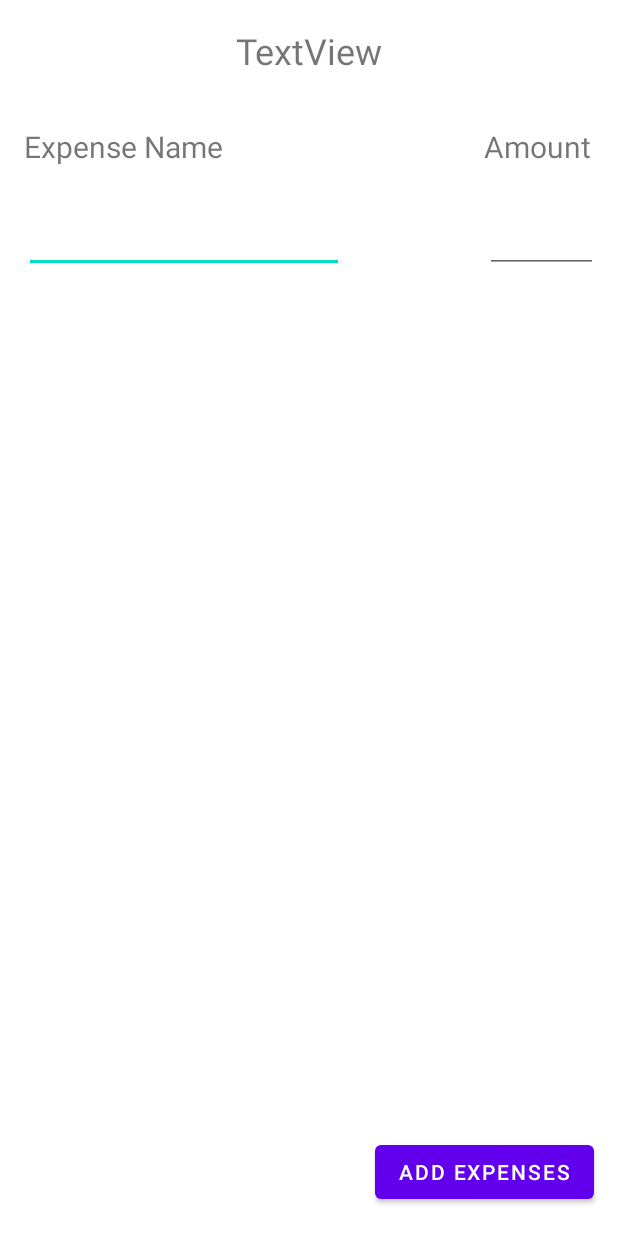
After one commit to SaintF17/Stacks, an Android app: the layout activity_input.xml on its own in the app's theme, with its tools: preview values and no code run, on a phone screen of 412 x 824 dp. The commit adds this screen. Run offline under Robolectric (Android 15) with nearby library versions, the phone set to English and light mode, and no system bars.

Commit message:
Basic manual input added.

```diff
--- /dev/null
+++ b/app/src/main/res/layout/activity_input.xml
@@ -0,0 +1,82 @@
+<?xml version="1.0" encoding="utf-8"?>
+<androidx.constraintlayout.widget.ConstraintLayout xmlns:android="http://schemas.android.com/apk/res/android"
+    xmlns:app="http://schemas.android.com/apk/res-auto"
+    xmlns:tools="http://schemas.android.com/tools"
+    android:layout_width="match_parent"
+    android:layout_height="match_parent"
+    tools:context=".InputActivity">
+
+    <Button
+        android:id="@+id/add_expenses"
+        android:layout_width="wrap_content"
+        android:layout_height="wrap_content"
+        android:text="@string/add_expenses"
+        app:layout_constraintBottom_toBottomOf="parent"
+        app:layout_constraintEnd_toEndOf="parent"
+        app:layout_constraintHorizontal_bias="0.939"
+        app:layout_constraintStart_toStartOf="parent"
+        app:layout_constraintTop_toTopOf="parent"
+        app:layout_constraintVertical_bias="0.976" />
+
+    <TextView
+        android:id="@+id/textView3"
+        android:layout_width="152dp"
+        android:layout_height="26dp"
+        android:layout_marginStart="16dp"
+        android:layout_marginTop="84dp"
+        android:text="Expense Name"
+        android:textSize="20sp"
+        app:layout_constraintStart_toStartOf="parent"
+        app:layout_constraintTop_toTopOf="parent" />
+
+    <TextView
+        android:id="@+id/textView4"
+        android:layout_width="75dp"
+        android:layout_height="26dp"
+        android:layout_marginTop="84dp"
+        android:text="Amount"
+        android:textSize="20sp"
+        app:layout_constraintEnd_toEndOf="parent"
+        app:layout_constraintHorizontal_bias="0.916"
+        app:layout_constraintStart_toEndOf="@+id/textView3"
+        app:layout_constraintTop_toTopOf="parent" />
+
+    <EditText
+        android:id="@+id/input_item_name"
+        android:layout_width="wrap_content"
+        android:layout_height="wrap_content"
+        android:layout_marginStart="16dp"
+        android:layout_marginTop="24dp"
+        android:ems="10"
+        android:inputType="textPersonName"
+        android:minHeight="48dp"
+        app:layout_constraintStart_toStartOf="parent"
+        app:layout_constraintTop_toBottomOf="@+id/textView3" />
+
+    <EditText
+        android:id="@+id/input_item_amount"
+        android:layout_width="75dp"
+        android:layout_height="48dp"
+        android:layout_marginTop="24dp"
+        android:ems="10"
+        android:inputType="numberDecimal"
+        app:layout_constraintEnd_toEndOf="parent"
+        app:layout_constraintHorizontal_bias="0.873"
+        app:layout_constraintStart_toEndOf="@+id/input_item_name"
+        app:layout_constraintTop_toBottomOf="@+id/textView4" />
+
+    <TextView
+        android:id="@+id/textView5"
+        android:layout_width="381dp"
+        android:layout_height="34dp"
+        android:text="TextView"
+        android:textAlignment="center"
+        android:textSize="24sp"
+        app:layout_constraintBottom_toBottomOf="parent"
+        app:layout_constraintEnd_toEndOf="parent"
+        app:layout_constraintHorizontal_bias="0.498"
+        app:layout_constraintStart_toStartOf="parent"
+        app:layout_constraintTop_toTopOf="parent"
+        app:layout_constraintVertical_bias="0.022" />
+
+</androidx.constraintlayout.widget.ConstraintLayout>
--- a/app/src/main/res/values/strings.xml
+++ b/app/src/main/res/values/strings.xml
@@ -11,4 +11,5 @@
     <string name="menu_home">Home</string>
     <string name="menu_category">Categories</string>
     <string name="menu_charts">Charts</string>
+    <string name="add_expenses">Add Expenses</string>
 </resources>
```
Also changed, not shown: app/src/main/AndroidManifest.xml (+8 -4 lines), app/src/main/java/ca/unb/mobiledev/stacks/InputActivity.java (added, +46 -0 lines), app/src/main/java/ca/unb/mobiledev/stacks/MyAdapter.java (+8 -2 lines), app/src/main/java/ca/unb/mobiledev/stacks/utils/CategoryObject.java (+10 -0 lines).
